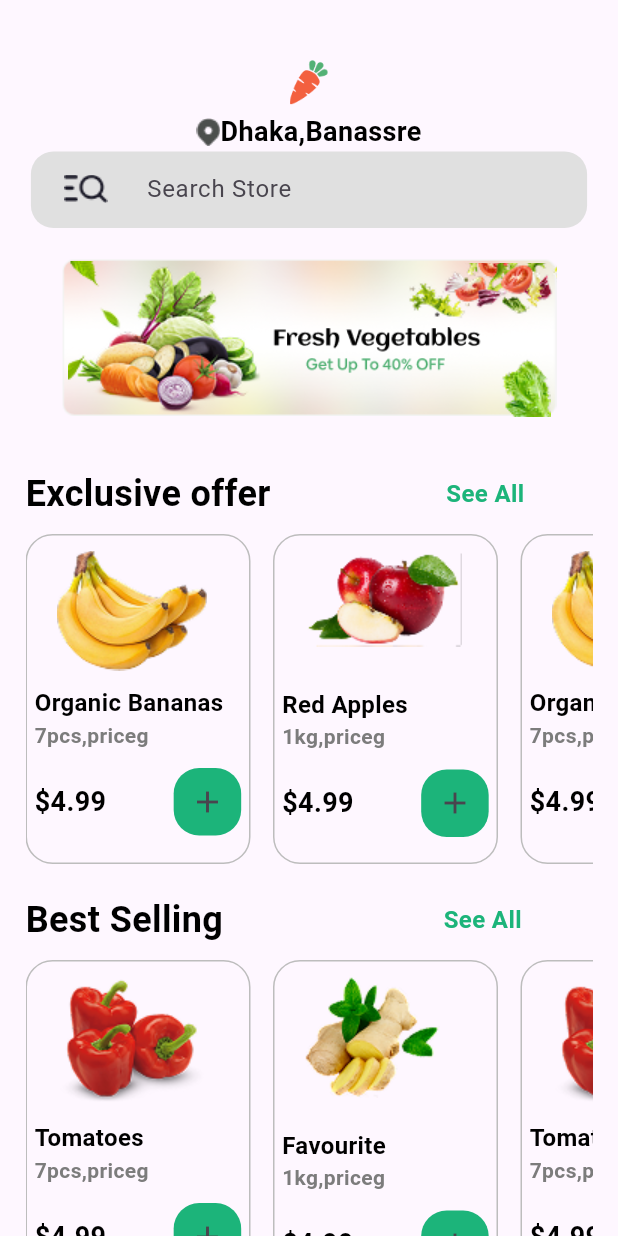
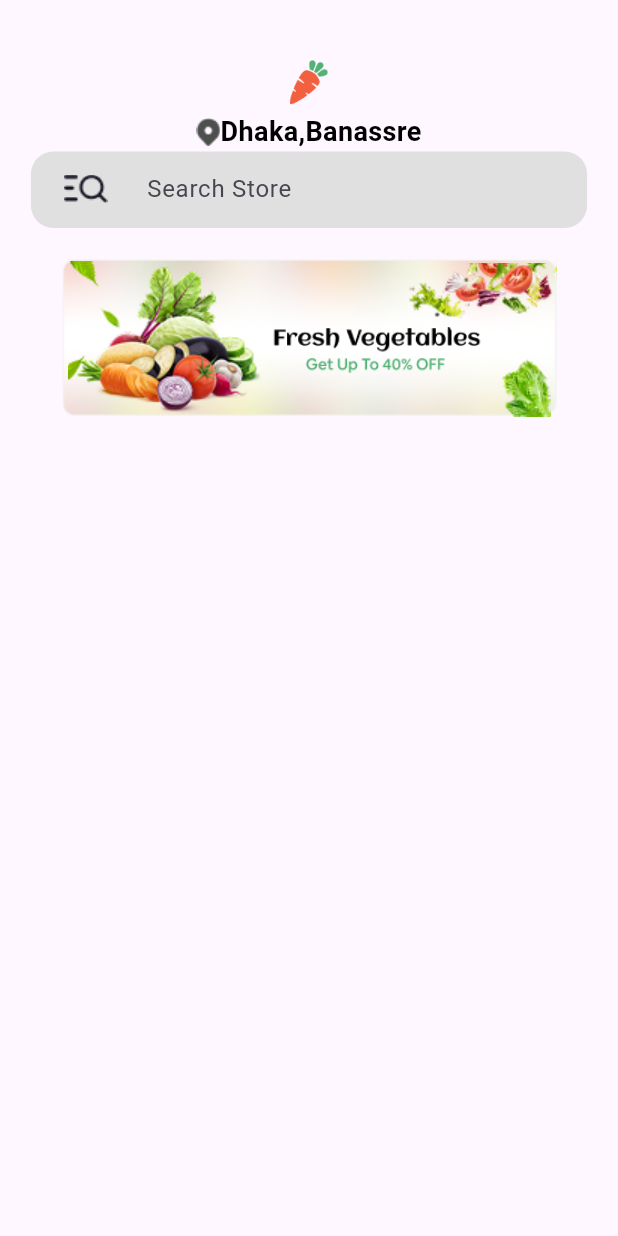
Before and after one commit to Attaullahdeveloper/groceryapp, a Flutter app: the screen it shows after launch, on a phone screen of 412 x 824 dp. Run offline on Flutter 3.47's test engine with Material 3 defaults, Android fonts, the phone set to English and light mode, and no system bars; our stand-ins replace get, google_fonts; Roboto replaces fonts that are missing (Questrial).

Commit message:
making new shop screen

```diff
--- a/lib/main.dart
+++ b/lib/main.dart
@@ -8,6 +8,8 @@ import 'package:grocreyapp/views/auth_views/login_screen/login-screen.dart';
 import 'package:grocreyapp/views/auth_views/signinscreen/signin-screen.dart';
 import 'package:grocreyapp/views/auth_views/signup_scrreen/signup-screen.dart';
 import 'package:grocreyapp/views/bottom_vav_bar/bottom-vav-bar.dart';
+import 'package:grocreyapp/views/home_views/new_shop_screen/new_shop_screen.dart';
+import 'package:grocreyapp/views/home_views/shop_view/prodduct_detail_screen.dart';
 import 'package:grocreyapp/views/home_views/shop_view/shop_view.dart';
 import 'package:grocreyapp/views/startingscreen/onbording_screen/Onboarding-screen.dart';
 import 'package:grocreyapp/views/startingscreen/splash_screen/splash-screen.dart';
@@ -31,7 +33,7 @@ class MyApp extends StatelessWidget {
         colorScheme: ColorScheme.fromSeed(seedColor: Colors.deepPurple),
         useMaterial3: true,
       ),
-      home:Shopscreen(),
+      home: Newshopscreen()//Productdetailscreen(image: AppImages.appleimg,maintext: ,),
       //()//Shopscreen()// IntroClass()//Numberscreen()//Loginscreen()//Loctionscreen()//Splashscreen(),
 
     );
--- a/lib/views/bottom_vav_bar/bottom-vav-bar.dart
+++ b/lib/views/bottom_vav_bar/bottom-vav-bar.dart
@@ -13,6 +13,7 @@ class _BottomBarState extends State<BottomBar> {
   @override
   Widget build(BuildContext context) {
     return Scaffold(
+
       bottomNavigationBar: BottomNavigationBar(
         selectedItemColor: AppColors.gmaincolor,
         unselectedItemColor: AppColors.blackcolor,
--- /dev/null
+++ b/lib/views/home_views/new_shop_screen/new_shop_screen.dart
@@ -0,0 +1,137 @@
+import 'package:flutter/material.dart';
+
+import '../../../controlelr/constants/appAssets/appimages.dart';
+import '../../../controlelr/widgets/text-widget.dart';
+
+class Newshopscreen extends StatefulWidget {
+  const Newshopscreen({super.key});
+
+  @override
+  State<Newshopscreen> createState() => _NewshopscreenState();
+}
+
+class _NewshopscreenState extends State<Newshopscreen> {
+  @override
+  Widget build(BuildContext context) {
+    return Scaffold(
+      body: Column(
+        mainAxisAlignment: MainAxisAlignment.start,
+        crossAxisAlignment: CrossAxisAlignment.start,
+        children: [
+          SizedBox(height: 40,),
+          Align(
+              alignment: Alignment.center,
+              child: Image.asset(AppImages.redcarrot,width: 30,height: 30,)),
+          SizedBox(height: 5,),
+          Row(
+            mainAxisAlignment: MainAxisAlignment.center,
+            children: [
+              Image.asset(AppImages.smalllocation),
+              Textwidget(text: 'Dhaka,Banassre', fontcolor: Colors.black, fontsize: 18),
+            ],),
+          Align(
+            alignment: Alignment.center,
+            child: Container(
+                width: MediaQuery.of(context).size.width*0.9,
+                height: 51,
+                decoration: BoxDecoration(
+                  borderRadius: BorderRadius.circular(15),
+                  color: Colors.grey.shade300,
+                ),
+                child:TextFormField(
+                    decoration: InputDecoration(
+                      prefixIcon: Image.asset(AppImages.search),
+                      hintText: 'Search Store',
+                      border: InputBorder.none,
+                      contentPadding: EdgeInsets.all(13),))),
+          ),
+          //-----------------------------search area completed------------------------------------------------------//
+          SizedBox(height: 20,),
+          Align(
+            child:
+            Container(//----------------------------------
+                width: 330,
+                height: 140,
+                decoration: BoxDecoration(
+                  borderRadius: BorderRadius.circular(10),
+                  //color: Colors.black,
+                ),
+                child:PageView(
+                  children: [
+                    Stack(
+                      children: [
+                        Image.asset(AppImages.bimgshop),
+                        Padding(
+                            padding: EdgeInsets.symmetric(vertical: 2,horizontal: 4),
+                            child: Image.asset(AppImages.leafs)),//-----2
+                        Positioned(
+                          top: 3,
+                          child: Padding(
+                              padding: EdgeInsets.symmetric(horizontal: 230),
+                              child: Image.asset(AppImages.vegetable2)),
+                        ),//------------3
+                        Padding(
+                            padding: EdgeInsets.symmetric(horizontal: 10),
+                            child: Image.asset(AppImages.vegetable1)),//-------------4
+                        Positioned(
+                          top: 40,
+                          child: Padding(
+                              padding: EdgeInsets.symmetric(horizontal: 140),
+                              child: Image.asset(AppImages.textmain,height: 44,width: 140,)),
+                        ),//-------5
+                        Positioned(
+                          top: 65,
+                          child: Padding(
+                              padding: EdgeInsets.symmetric(
+                                horizontal: 285,
+                              ),
+                              child: Image.asset(AppImages.vegetable3)),
+                        ),
+                      ],
+                    ),
+                    Container(
+                      child:  Stack(
+                        children: [
+                          Image.asset(AppImages.bimgshop),
+                          Padding(
+                              padding: EdgeInsets.symmetric(vertical: 2,horizontal: 4),
+                              child: Image.asset(AppImages.leafs)),//-----2
+                          Positioned(
+                            top: 3,
+                            child: Padding(
+                                padding: EdgeInsets.symmetric(horizontal: 230),
+                                child: Image.asset(AppImages.vegetable2)),
+                          ),//------------3
+                          Padding(
+                              padding: EdgeInsets.symmetric(horizontal: 10),
+                              child: Image.asset(AppImages.vegetable1)),//-------------4
+                          Positioned(
+                            top: 40,
+                            child: Padding(
+                                padding: EdgeInsets.symmetric(horizontal: 140),
+                                child: Image.asset(AppImages.textmain,height: 44,width: 140,)),
+                          ),//-------5
+                          Positioned(
+                            top: 65,
+                            child: Padding(
+                                padding: EdgeInsets.symmetric(
+                                  horizontal: 285,
+                                ),
+                                child: Image.asset(AppImages.vegetable3)),
+                          ),
+                        ],
+                      ),
+                    ),
+
+                  ],
+                )
+
+            ),
+          ),//--------------1st container--------------------------
+          //------------------------------------------slider ends----------------------------------//
+
+        ],
+      ),
+    );
+  }
+}
--- /dev/null
+++ b/lib/views/home_views/shop_view/prodduct_detail_screen.dart
@@ -0,0 +1,41 @@
+import 'package:flutter/material.dart';
+class Productdetailscreen extends StatefulWidget {
+  String image;
+  String maintext;
+  String pricetext;
+  String desription;
+   Productdetailscreen({super.key,required this.image,required this.maintext, required this.pricetext, required this.desription});
+
+  @override
+  State<Productdetailscreen> createState() => _ProductdetailscreenState();
+}
+
+class _ProductdetailscreenState extends State<Productdetailscreen> {
+  @override
+  Widget build(BuildContext context) {
+    return Scaffold(
+      body:
+        Column(
+          children: [
+          Container(
+            width: double.infinity,
+            height: 371,
+            decoration: BoxDecoration(
+              color: Colors.grey.shade300,
+              borderRadius: BorderRadius.only(
+                  bottomLeft: Radius.circular(25),
+                  bottomRight: Radius.circular(25),
+
+            ),
+          ),
+            child: Center(child: Image(image: AssetImage(widget.image)),),
+          ),
+            Text(widget.maintext),
+            Text(widget.pricetext),
+            Text(widget.desription),
+
+          ],
+        ),
+    );
+  }
+}
--- a/lib/views/home_views/shop_view/shop_view.dart
+++ b/lib/views/home_views/shop_view/shop_view.dart
@@ -5,6 +5,7 @@ import 'package:grocreyapp/controlelr/widgets/small_add_button.dart';
 import 'package:grocreyapp/controlelr/widgets/text-widget.dart';
 import 'package:grocreyapp/models/shop_model_class/shop-model.dart';
 import 'package:grocreyapp/views/bottom_vav_bar/bottom-vav-bar.dart';
+import 'package:grocreyapp/views/home_views/shop_view/prodduct_detail_screen.dart';
 class Shopscreen extends StatefulWidget {
   const Shopscreen({super.key});
 
@@ -15,8 +16,18 @@ class Shopscreen extends StatefulWidget {
 class _ShopscreenState extends State<Shopscreen> {
   List<ShopModel> exclusiveoffer=[
     ShopModel(subtext: '7pcs,priceg', image:AppImages.banaImage, maintext: 'Organic Bananas', pricetext: '\$4.99'),
+    ShopModel(subtext: '8pcs,priceg', image:AppImages.appleimg, maintext: 'Organic Bananas', pricetext: '\$14.99'),
+    ShopModel(subtext: '9pcs,priceg', image:AppImages.banaImage, maintext: 'Organic Bananas', pricetext: '\$41.99'),
+    ShopModel(subtext: '10pcs,priceg', image:AppImages.appleimg, maintext: 'Organic Bananas', pricetext: '\$42.99'),
+    ShopModel(subtext: '11pcs,priceg', image:AppImages.banaImage, maintext: 'Organic Bananas', pricetext: '\$34.99'),
   ];
-
+  List<ShopModel> bestSelling=[
+    ShopModel(subtext: '7pcs,priceg', image:AppImages.banaImage, maintext: 'Organic Bananas', pricetext: '\$4.99'),
+    ShopModel(subtext: '8pcs,priceg', image:AppImages.appleimg, maintext: 'Organic Bananas', pricetext: '\$14.99'),
+    ShopModel(subtext: '9pcs,priceg', image:AppImages.banaImage, maintext: 'Organic Bananas', pricetext: '\$41.99'),
+    ShopModel(subtext: '10pcs,priceg', image:AppImages.appleimg, maintext: 'Organic Bananas', pricetext: '\$42.99'),
+    ShopModel(subtext: '11pcs,priceg', image:AppImages.banaImage, maintext: 'Organic Bananas', pricetext: '\$34.99'),
+  ];
   @override
   Widget build(BuildContext context) {
     return Scaffold(
@@ -142,20 +153,28 @@ class _ShopscreenState extends State<Shopscreen> {
                 Padding(
                     padding: EdgeInsets.symmetric(horizontal: 17),
                     child: Textwidget(text: 'Exclusive offer', fontcolor: Colors.black, fontsize: 24)),
-                  SizedBox(width: 100,),
+                Spacer(),
                 Textwidget(text: 'See All', fontcolor: AppColors.gmaincolor, fontsize: 16),
               ],
             ),
-            SizedBox(height: 10,),
-            Padding(
-              padding: EdgeInsets.symmetric(horizontal: 17),
-              child: SingleChildScrollView(
-                scrollDirection:Axis.horizontal,
-                child: Row(
-                  children:[
-                    InkWell(
-                      onTap:(){},
+            SizedBox(
+              height: 250,
+              child: ListView.builder
+                (
+                  itemCount: exclusiveoffer.length,
+                  scrollDirection: Axis.horizontal,
+                  itemBuilder: (context,index){
+                    return  InkWell(
+                      onTap:(){
+                        Navigator.push(context, MaterialPageRoute(builder: (context)=>Productdetailscreen(
+                            image: exclusiveoffer[index].image.toString(), maintext:
+                        exclusiveoffer[index].maintext.toString(),
+                            pricetext: exclusiveoffer[index].pricetext.toString(),
+                            desription: exclusiveoffer[index].maintext.toString())));
+                      },
                       child: Container(
+                        margin: EdgeInsets.all(10),
+                        padding: EdgeInsets.all(10),
                         width: 150,
                         height: 220,
                         decoration: BoxDecoration(
@@ -167,105 +186,165 @@ class _ShopscreenState extends State<Shopscreen> {
                           children: [
                             Padding(
                                 padding:EdgeInsets.symmetric(horizontal:20,vertical: 10),
-                              child: Image.asset(AppImages.bananimg,)),
+                                child: Image.asset(exclusiveoffer[index].image.toString())),
                             Padding(
                                 padding: EdgeInsets.symmetric(horizontal: 5),
-                              child: Textwidget(text: "Organic Bananas", fontcolor: Colors.black, fontsize: 16)),
+                                child: Textwidget(text: exclusiveoffer[index].maintext.toString(), fontcolor: Colors.black, fontsize: 16)),
                             Padding(
                                 padding: EdgeInsets.symmetric(horizontal: 5),
-                              child: Textwidget(text: '7pcs,priceg', fontcolor: AppColors.subtext, fontsize: 14)),
-                          Smalladdbutton()
+                                child: Textwidget(text: exclusiveoffer[index].subtext.toString(), fontcolor: AppColors.subtext, fontsize: 14)),
+                            Row(
+                              children: [
+                                Textwidget(text: exclusiveoffer[index].pricetext.toString(), fontcolor: Colors.black, fontsize: 18),
+                                Spacer(),
+                                Container(
+                                  width: 45,
+                                  height: 45,
+                                  decoration: BoxDecoration(
+                                      borderRadius: BorderRadius.circular(17),
+                                      color: AppColors.gmaincolor
+                                  ),
+                                  child: Center(child: IconButton(onPressed: (){}, icon: Icon(Icons.add))),
+                                )
+                              ],
+                            ),
+                           // Smalladdbutton()
                           ],
                         ),
                       ),
+                    );
+                  }),
             ),
-                    SizedBox(width: 15,),
-                    InkWell(
-                      onTap: (){},
-                      child: Container(
-                        width: 150,
-                        height: 220,
-                        decoration: BoxDecoration(
-                          border: Border.all(color: Colors.grey.shade400),
-                          borderRadius: BorderRadius.circular(18),
-                        ),
-                        child: SingleChildScrollView(
-                          child: Column(
-                            crossAxisAlignment: CrossAxisAlignment.start,
-                            children: [
-                              Padding(
-                                  padding:EdgeInsets.symmetric(horizontal:20,vertical: 10),
-                                  child: Image.asset(AppImages.appleimg,)),
-                              SizedBox(height: 17,),
-                              Padding(
-                                  padding: EdgeInsets.symmetric(horizontal: 5),
-                                  child: Textwidget(text: "Red Apples", fontcolor: Colors.black, fontsize: 16)),
-                              Padding(
-                                  padding: EdgeInsets.symmetric(horizontal: 5),
-                                  child: Textwidget(text: '1kg,priceg', fontcolor: AppColors.subtext, fontsize: 14)),
-                          Smalladdbutton(),
-                            ],
-                          ),
-                        ),
-                      ),
-                    ),
-                    SizedBox(width: 15,),
-                    InkWell(
-                      onTap:(){},
-                      child: Container(
-                        width: 150,
-                        height: 220,
-                        decoration: BoxDecoration(
-                          border: Border.all(color: Colors.grey.shade400),
-                          borderRadius: BorderRadius.circular(18),
-                        ),
-                        child: Column(
-                          crossAxisAlignment: CrossAxisAlignment.start,
-                          children: [
-                            Padding(
-                                padding:EdgeInsets.symmetric(horizontal:20,vertical: 10),
-                                child: Image.asset(AppImages.bananimg,)),
-                            Padding(
-                                padding: EdgeInsets.symmetric(horizontal: 5),
-                                child: Textwidget(text: "Organic Bananas", fontcolor: Colors.black, fontsize: 16)),
-                            Padding(
-                                padding: EdgeInsets.symmetric(horizontal: 5),
-                                child: Textwidget(text: '7pcs,priceg', fontcolor: AppColors.subtext, fontsize: 14)),
-                         Smalladdbutton(),
-                          ],
-                        ),
-                      ),
-                    ),
-                    SizedBox(width: 15,),
-                    InkWell(
-                      onTap: (){},
-                      child: Container(
-                        width: 150,
-                        height: 220,
-                        decoration: BoxDecoration(
-                          border: Border.all(color: Colors.grey.shade400),
-                          borderRadius: BorderRadius.circular(18),
-                        ),
-                        child: SingleChildScrollView(
-                          child: Column(
-                            crossAxisAlignment: CrossAxisAlignment.start,
-                            children: [
-                              Padding(
-                                  padding:EdgeInsets.symmetric(horizontal:20,vertical: 10),
-                                  child: Image.asset(AppImages.appleimg,)),
-                              SizedBox(height: 17,),
-                              Padding(
-                                  padding: EdgeInsets.symmetric(horizontal: 5),
-                                  child: Textwidget(text: "Red Apples", fontcolor: Colors.black, fontsize: 16)),
-                              Padding(
-                                  padding: EdgeInsets.symmetric(horizontal: 5),
-                                  child: Textwidget(text: '1kg,priceg', fontcolor: AppColors.subtext, fontsize: 14)),
-                          Smalladdbutton(),
-                            ],
-                          ),
-                        ),
-                      ),
-                    ),],), ),),
+
+              // Row(
+              //   children: [
+              //     Padding(
+              //         padding: EdgeInsets.symmetric(horizontal: 17),
+              //         child: Textwidget(text: 'Exclusive offer', fontcolor: Colors.black, fontsize: 24)),
+              //     SizedBox(width: 100,),
+              //     Textwidget(text: 'See All', fontcolor: AppColors.gmaincolor, fontsize: 16),
+              //   ],
+              // ),
+            // SizedBox(height: 10,),
+            // Padding(
+            //   padding: EdgeInsets.symmetric(horizontal: 17),
+            //   child: SingleChildScrollView(
+            //     scrollDirection:Axis.horizontal,
+            //     child: Row(
+            //       children:[
+            //         InkWell(
+            //           onTap:(){},
+            //           child: Container(
+            //           width: 150,
+            //           height: 220,
+            //           decoration: BoxDecoration(
+            //             border: Border.all(color: Colors.grey.shade400),
+            //             borderRadius: BorderRadius.circular(18),
+            //           ),
+            //           child: Column(
+            //             crossAxisAlignment: CrossAxisAlignment.start,
+            //             children: [
+            //               Padding(
+            //                   padding:EdgeInsets.symmetric(horizontal:20,vertical: 10),
+            //                   child: Image.asset(AppImages.bananimg,)),
+            //               Padding(
+            //                   padding: EdgeInsets.symmetric(horizontal: 5),
+            //                   child: Textwidget(text: "Organic Bananas", fontcolor: Colors.black, fontsize: 16)),
+            //               Padding(
+            //                   padding: EdgeInsets.symmetric(horizontal: 5),
+            //                   child: Textwidget(text: '7pcs,priceg', fontcolor: AppColors.subtext, fontsize: 14)),
+            //               Smalladdbutton()
+            //             ],
+            //           ),
+            //                         ),
+            //         ),
+            //         SizedBox(width: 15,),
+            //         InkWell(
+            //           onTap: (){},
+            //           child: Container(
+            //             width: 150,
+            //             height: 220,
+            //             decoration: BoxDecoration(
+            //               border: Border.all(color: Colors.grey.shade400),
+            //               borderRadius: BorderRadius.circular(18),
+            //             ),
+            //             child: SingleChildScrollView(
+            //               child: Column(
+            //                 crossAxisAlignment: CrossAxisAlignment.start,
+            //                 children: [
+            //                   Padding(
+            //                       padding:EdgeInsets.symmetric(horizontal:20,vertical: 10),
+            //                       child: Image.asset(AppImages.appleimg,)),
+            //                   SizedBox(height: 17,),
+            //                   Padding(
+            //                       padding: EdgeInsets.symmetric(horizontal: 5),
+            //                       child: Textwidget(text: "Red Apples", fontcolor: Colors.black, fontsize: 16)),
+            //                   Padding(
+            //                       padding: EdgeInsets.symmetric(horizontal: 5),
+            //                       child: Textwidget(text: '1kg,priceg', fontcolor: AppColors.subtext, fontsize: 14)),
+            //               Smalladdbutton(),
+            //                 ],
+            //               ),
+            //             ),
+            //           ),
+            //         ),
+            //         SizedBox(width: 15,),
+            //         InkWell(
+            //           onTap:(){},
+            //           child: Container(
+            //             width: 150,
+            //             height: 220,
+            //             decoration: BoxDecoration(
+            //               border: Border.all(color: Colors.grey.shade400),
+            //               borderRadius: BorderRadius.circular(18),
+            //             ),
+            //             child: Column(
+            //               crossAxisAlignment: CrossAxisAlignment.start,
+            //               children: [
+            //                 Padding(
+            //                     padding:EdgeInsets.symmetric(horizontal:20,vertical: 10),
+            //                     child: Image.asset(AppImages.bananimg,)),
+            //                 Padding(
+            //                     padding: EdgeInsets.symmetric(horizontal: 5),
+            //                     child: Textwidget(text: "Organic Bananas", fontcolor: Colors.black, fontsize: 16)),
+            //                 Padding(
+            //                     padding: EdgeInsets.symmetric(horizontal: 5),
+            //                     child: Textwidget(text: '7pcs,priceg', fontcolor: AppColors.subtext, fontsize: 14)),
+            //              Smalladdbutton(),
+            //               ],
+            //             ),
+            //           ),
+            //         ),
+            //         SizedBox(width: 15,),
+            //         InkWell(
+            //           onTap: (){},
+            //           child: Container(
+            //             width: 150,
+            //             height: 220,
+            //             decoration: BoxDecoration(
+            //               border: Border.all(color: Colors.grey.shade400),
+            //               borderRadius: BorderRadius.circular(18),
+            //             ),
+            //             child: SingleChildScrollView(
+            //               child: Column(
+            //                 crossAxisAlignment: CrossAxisAlignment.start,
+            //                 children: [
+            //                   Padding(
+            //                       padding:EdgeInsets.symmetric(horizontal:20,vertical: 10),
+            //                       child: Image.asset(AppImages.appleimg,)),
+            //                   SizedBox(height: 17,),
+            //                   Padding(
+            //                       padding: EdgeInsets.symmetric(horizontal: 5),
+            //                       child: Textwidget(text: "Red Apples", fontcolor: Colors.black, fontsize: 16)),
+            //                   Padding(
+            //                       padding: EdgeInsets.symmetric(horizontal: 5),
+            //                       child: Textwidget(text: '1kg,priceg', fontcolor: AppColors.subtext, fontsize: 14)),
+            //               Smalladdbutton(),
+            //                 ],
+            //               ),
+            //             ),
+            //           ),
+            //         ),],), ),),
                 //--------------------------------Exclusive offer ends---------------------------------//
            SizedBox(height: 20,),
             Row(
```
Also changed, not shown: lib/views/home_views/new_shop_screen/ShopPro_detail.dart (added). Lines whose indentation alone changed are shown as unchanged.
